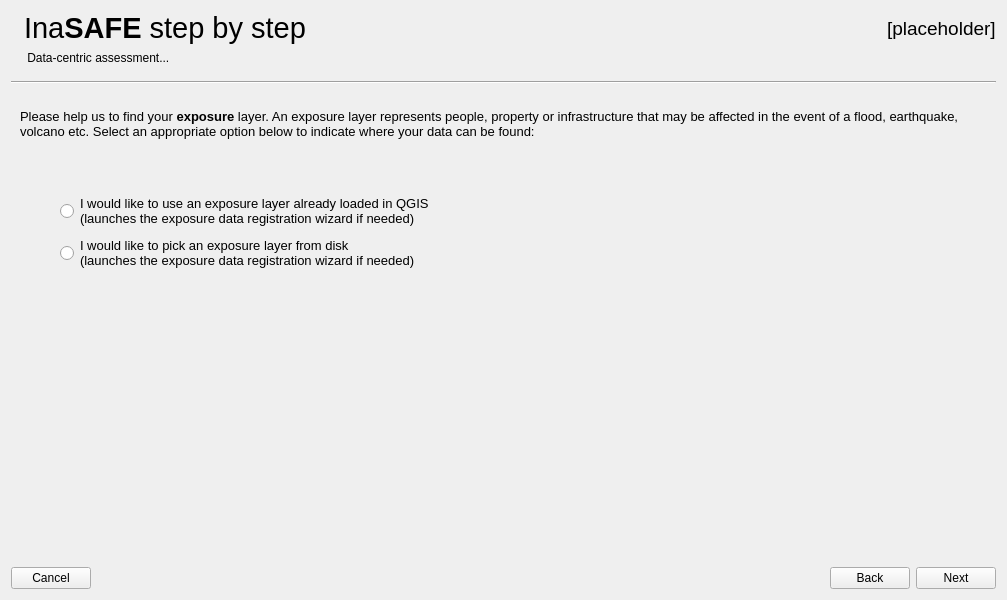
This is safe/gui/ui/wizard_dialog_base.ui in inasafe/inasafe as Qt 5 draws it before an edit. The edited form follows.
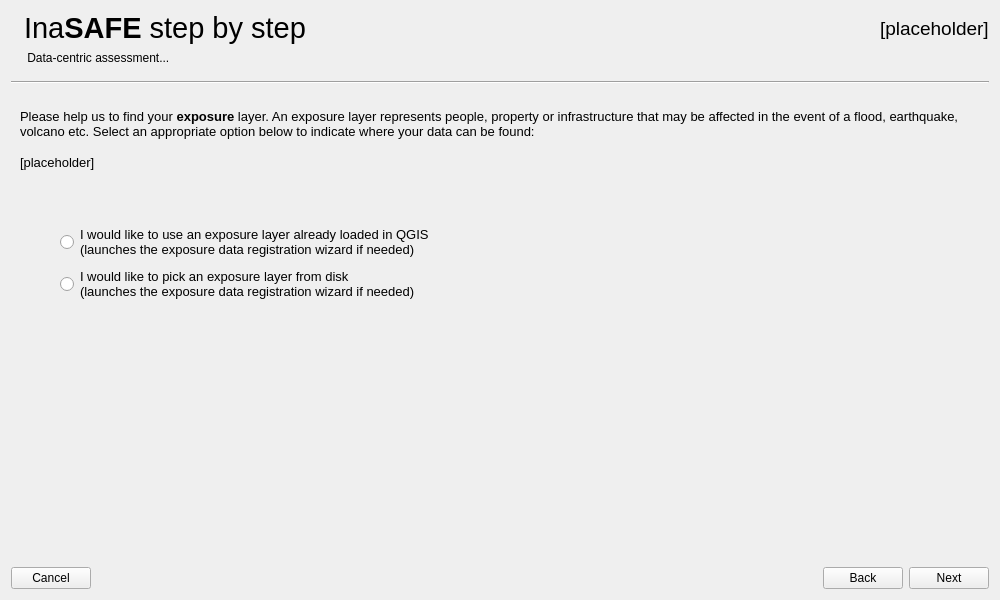
This is the edited form. The open tabs and pages were chosen to show the change. Icons and pictures are not drawn. Custom widgets are drawn as their Qt base class.

Commit message: [IFCW] Add a memo note about constaints of the layer we're looking for - Fixes #1465

Patch:
```diff
--- a/safe/gui/ui/wizard_dialog_base.ui
+++ b/safe/gui/ui/wizard_dialog_base.ui
@@ -6,7 +6,7 @@
    <rect>
     <x>0</x>
     <y>0</y>
-    <width>1007</width>
+    <width>1000</width>
     <height>600</height>
    </rect>
   </property>
@@ -2674,7 +2674,7 @@
       </layout>
      </widget>
      <widget class="QWidget" name="pgF13ExpLayerOrigin">
-      <layout class="QVBoxLayout" name="verticalLayout_20">
+      <layout class="QVBoxLayout" name="verticalLayout_25">
        <item>
         <widget class="QLabel" name="lblSelectExpLayerOriginType">
          <property name="styleSheet">
@@ -2691,6 +2691,32 @@
          </property>
         </widget>
        </item>
+       <item>
+        <spacer name="verticalSpacer_65">
+         <property name="orientation">
+          <enum>Qt::Vertical</enum>
+         </property>
+         <property name="sizeType">
+          <enum>QSizePolicy::Fixed</enum>
+         </property>
+         <property name="sizeHint" stdset="0">
+          <size>
+           <width>20</width>
+           <height>10</height>
+          </size>
+         </property>
+        </spacer>
+       </item>
+       <item>
+        <widget class="QLabel" name="lblExpLayerOriginConstraint">
+         <property name="text">
+          <string>[placeholder]</string>
+         </property>
+         <property name="wordWrap">
+          <bool>true</bool>
+         </property>
+        </widget>
+       </item>
        <item>
         <spacer name="verticalSpacer_38">
          <property name="orientation">
@@ -2917,7 +2943,7 @@
       </layout>
      </widget>
      <widget class="QWidget" name="pgF15ExpLayerBrowser">
-      <layout class="QVBoxLayout" name="verticalLayout_25">
+      <layout class="QVBoxLayout" name="verticalLayout_20">
        <item>
         <widget class="QLabel" name="lblSelectBrowserExpLayer">
          <property name="text">
@@ -2928,6 +2954,32 @@
          </property>
         </widget>
        </item>
+       <item>
+        <spacer name="verticalSpacer_67">
+         <property name="orientation">
+          <enum>Qt::Vertical</enum>
+         </property>
+         <property name="sizeType">
+          <enum>QSizePolicy::Fixed</enum>
+         </property>
+         <property name="sizeHint" stdset="0">
+          <size>
+           <width>20</width>
+           <height>10</height>
+          </size>
+         </property>
+        </spacer>
+       </item>
+       <item>
+        <widget class="QLabel" name="lblExpLayerFromBrowserConstraint">
+         <property name="text">
+          <string>[placeholder]</string>
+         </property>
+         <property name="wordWrap">
+          <bool>true</bool>
+         </property>
+        </widget>
+       </item>
        <item>
         <spacer name="verticalSpacer_48">
          <property name="orientation">
```
Left out of the diff: 106 changed lines with no effect on the pictures. The commit also changes 1 other file.
